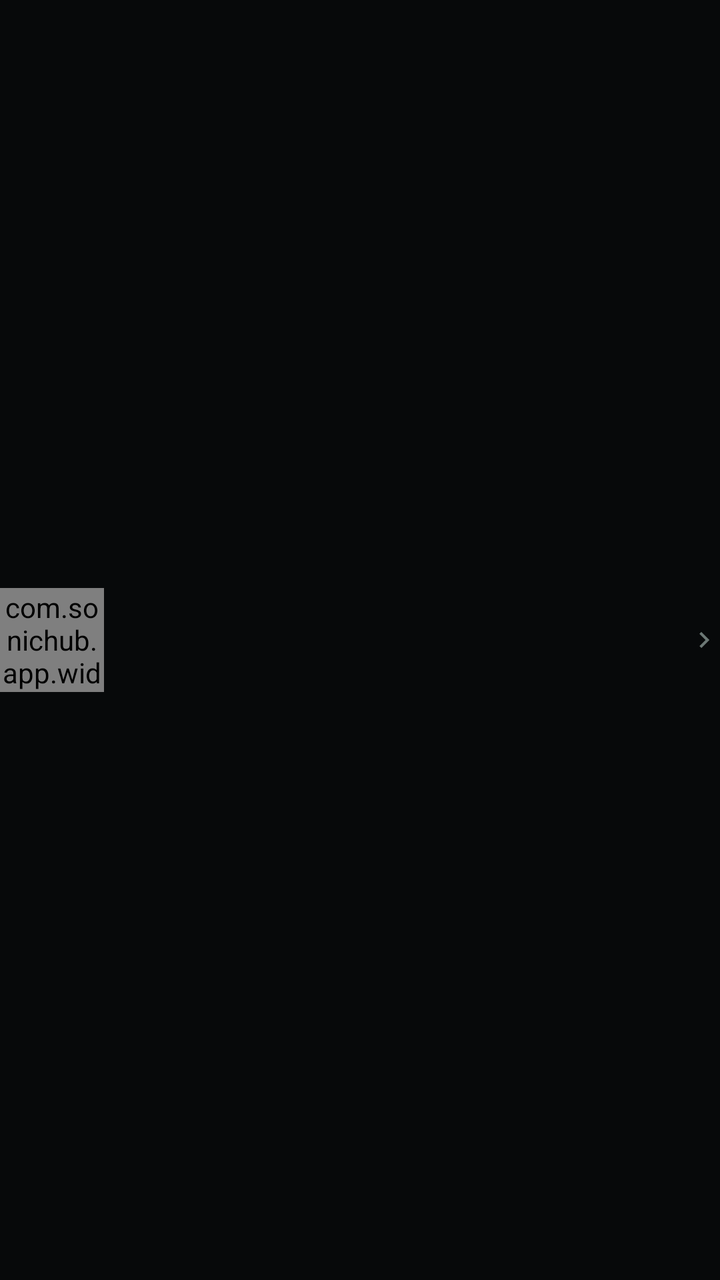
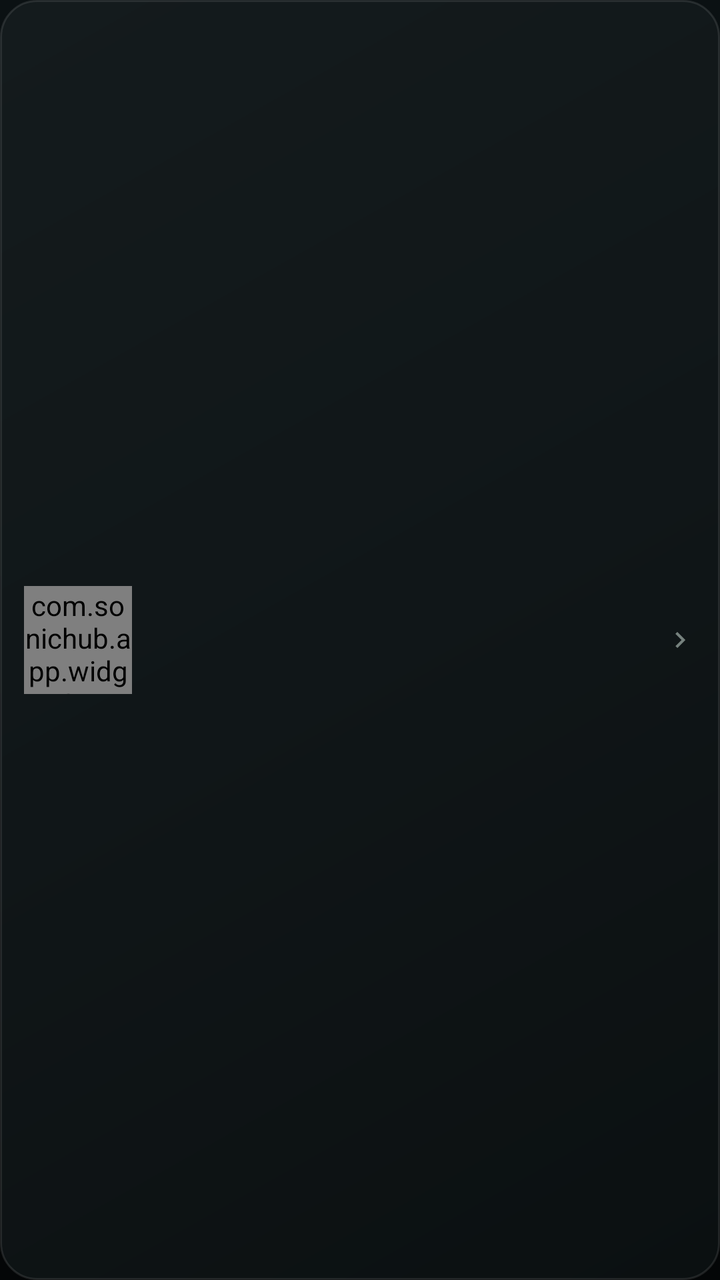

Compare the two renders of this Android layout. The source of the first and the diff that turns it into the second are given below.
<!-- AndroidManifest.xml: application theme Theme.SonicHub -->
<!-- res/layout/item_work.xml -->
<?xml version="1.0" encoding="utf-8"?>
<LinearLayout xmlns:android="http://schemas.android.com/apk/res/android"
    android:id="@+id/root"
    android:layout_width="match_parent"
    android:layout_height="wrap_content"
    android:background="?attr/selectableItemBackground"
    android:gravity="center_vertical"
    android:orientation="horizontal"
    android:paddingTop="12dp"
    android:paddingBottom="12dp">

    <com.sonichub.app.widget.CoverView
        android:id="@+id/cover"
        android:layout_width="52dp"
        android:layout_height="52dp" />

    <LinearLayout
        android:layout_width="0dp"
        android:layout_height="wrap_content"
        android:layout_marginStart="11dp"
        android:layout_weight="1"
        android:orientation="vertical">

        <LinearLayout
            android:layout_width="match_parent"
            android:layout_height="wrap_content"
            android:gravity="center_vertical"
            android:orientation="horizontal">

            <TextView
                android:id="@+id/title"
                android:layout_width="wrap_content"
                android:layout_height="wrap_content"
                android:ellipsize="end"
                android:maxLines="1"
                android:textColor="@color/text"
                android:textSize="13sp"
                android:textStyle="bold" />

            <TextView
                android:id="@+id/status"
                android:layout_width="wrap_content"
                android:layout_height="wrap_content"
                android:layout_marginStart="7dp"
                android:paddingStart="6dp"
                android:paddingTop="2dp"
                android:paddingEnd="6dp"
                android:paddingBottom="2dp"
                android:textSize="8.5sp" />
        </LinearLayout>

        <TextView
            android:id="@+id/meta"
            android:layout_width="match_parent"
            android:layout_height="wrap_content"
            android:layout_marginTop="4dp"
            android:textColor="@color/text_3"
            android:textSize="9.5sp" />

        <TextView
            android:id="@+id/reject"
            android:layout_width="match_parent"
            android:layout_height="wrap_content"
            android:layout_marginTop="4dp"
            android:textColor="@color/danger"
            android:textSize="9.5sp"
            android:visibility="gone" />
    </LinearLayout>

    <ImageView
        android:layout_width="16dp"
        android:layout_height="16dp"
        android:layout_marginStart="8dp"
        android:src="@drawable/ic_arrow_right"
        android:tint="@color/text_3" />
</LinearLayout>
<!-- resources referenced by this layout -->
<resources>
  <color name="danger">#FFFF5F5F</color>
  <color name="text">#FFF2F5F4</color>
  <color name="text_3">#FF6C7875</color>
  <!-- drawable ic_arrow_right (drawable) -->
  <?xml version="1.0" encoding="utf-8"?>
  <vector xmlns:android="http://schemas.android.com/apk/res/android"
      android:width="24dp" android:height="24dp"
      android:viewportWidth="24" android:viewportHeight="24">
      <path android:fillColor="#FFFFFFFF"
          android:pathData="M8.59,16.59L13.17,12 8.59,7.41 10,6l6,6 -6,6z" />
  </vector>
  <style name="Theme.SonicHub" parent="Theme.MaterialComponents.NoActionBar">
          <item name="colorPrimary">@color/accent</item>
          <item name="colorPrimaryDark">@color/bg</item>
          <item name="colorSecondary">@color/mint</item>
          <item name="colorSurface">@color/surface</item>
          <item name="colorOnSurface">@color/text</item>
          <item name="android:windowBackground">@color/bg</item>
          <item name="android:statusBarColor">@color/bg</item>
          <item name="android:navigationBarColor">@color/bg</item>
          <item name="android:windowLightStatusBar">false</item>
          <item name="android:textColorPrimary">@color/text</item>
          <item name="android:textColorSecondary">@color/text_2</item>
          <item name="android:fontFamily">sans-serif</item>
          <item name="android:forceDarkAllowed">false</item>
      </style>
  <color name="accent">#FFFF7A45</color>
  <color name="bg">#FF07090A</color>
  <color name="mint">#FF8EE6C6</color>
  <color name="surface">#FF0F1415</color>
  <color name="text_2">#FFA3AEAB</color>
</resources>

<!-- the commit's change to res/layout/item_work.xml (unified diff, before → after) -->
@@ -3,16 +3,16 @@
     android:id="@+id/root"
     android:layout_width="match_parent"
     android:layout_height="wrap_content"
-    android:background="?attr/selectableItemBackground"
+    android:layout_marginBottom="8dp"
+    android:background="@drawable/bg_card_clickable"
     android:gravity="center_vertical"
     android:orientation="horizontal"
-    android:paddingTop="12dp"
-    android:paddingBottom="12dp">
+    android:padding="12dp">
 
     <com.sonichub.app.widget.CoverView
         android:id="@+id/cover"
-        android:layout_width="52dp"
-        android:layout_height="52dp" />
+        android:layout_width="54dp"
+        android:layout_height="54dp" />
 
     <LinearLayout
         android:layout_width="0dp"
<!-- resource entries referenced after the edit -->
@@ -1,8 +1,32 @@
 <!-- resources referenced by this layout -->
 <resources>
   <color name="danger">#FFFF5F5F</color>
-  <color name="text">#FFF2F5F4</color>
-  <color name="text_3">#FF6C7875</color>
+  <color name="text">#FFF4F7F6</color>
+  <color name="text_3">#FF76827E</color>
+  <!-- drawable bg_card_clickable (drawable) -->
+  <?xml version="1.0" encoding="utf-8"?>
+  <ripple xmlns:android="http://schemas.android.com/apk/res/android"
+      android:color="#1AFFFFFF">
+      <item android:id="@android:id/mask">
+          <shape>
+              <solid android:color="#FFFFFFFF" />
+              <corners android:radius="18dp" />
+          </shape>
+      </item>
+      <item>
+          <shape>
+              <gradient
+                  android:angle="315"
+                  android:centerColor="#FF101618"
+                  android:endColor="#FF0B1011"
+                  android:startColor="#FF141B1D" />
+              <corners android:radius="18dp" />
+              <stroke
+                  android:width="1dp"
+                  android:color="@color/line" />
+          </shape>
+      </item>
+  </ripple>
   <!-- drawable ic_arrow_right (drawable) -->
   <?xml version="1.0" encoding="utf-8"?>
   <vector xmlns:android="http://schemas.android.com/apk/res/android"
@@ -17,19 +41,30 @@
           <item name="colorSecondary">@color/mint</item>
           <item name="colorSurface">@color/surface</item>
           <item name="colorOnSurface">@color/text</item>
-          <item name="android:windowBackground">@color/bg</item>
+          <item name="android:windowBackground">@drawable/bg_screen</item>
           <item name="android:statusBarColor">@color/bg</item>
           <item name="android:navigationBarColor">@color/bg</item>
           <item name="android:windowLightStatusBar">false</item>
+          <item name="android:windowLightNavigationBar">false</item>
           <item name="android:textColorPrimary">@color/text</item>
           <item name="android:textColorSecondary">@color/text_2</item>
           <item name="android:fontFamily">sans-serif</item>
           <item name="android:forceDarkAllowed">false</item>
       </style>
+  <color name="line">#1AFFFFFF</color>
   <color name="accent">#FFFF7A45</color>
   <color name="bg">#FF07090A</color>
   <color name="mint">#FF8EE6C6</color>
   <color name="surface">#FF0F1415</color>
-  <color name="text_2">#FFA3AEAB</color>
+  <!-- drawable bg_screen (drawable) -->
+  <?xml version="1.0" encoding="utf-8"?>
+  <shape xmlns:android="http://schemas.android.com/apk/res/android">
+      <gradient
+          android:angle="270"
+          android:centerColor="#FF080C0E"
+          android:endColor="#FF040607"
+          android:startColor="#FF0B1113" />
+  </shape>
+  <color name="text_2">#FFADB8B5</color>
 </resources>
 
